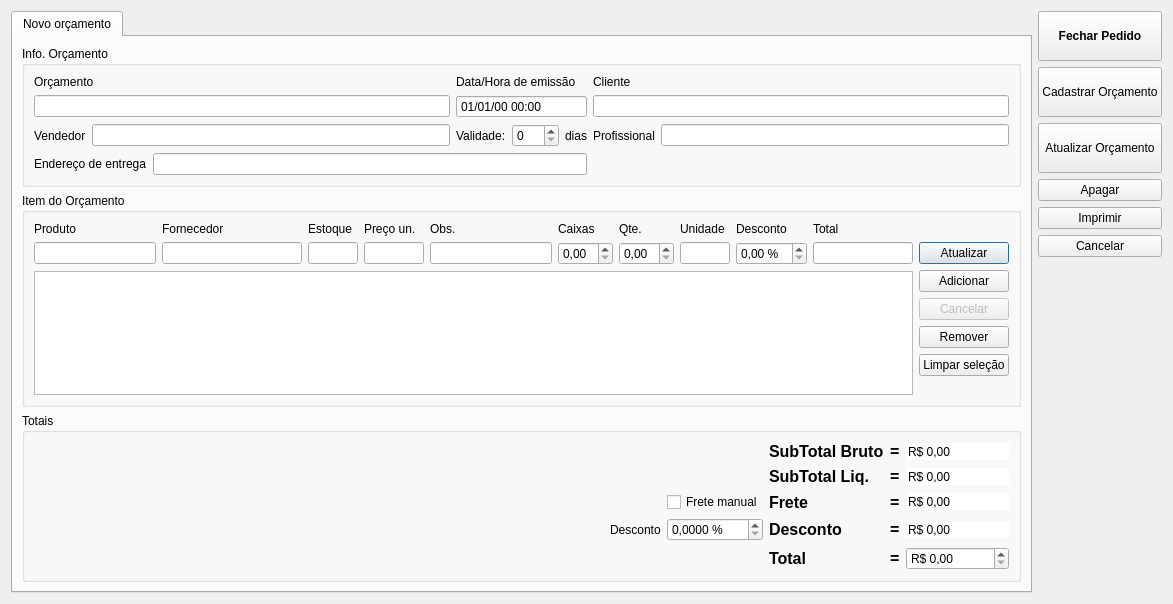
Old version of the form orcamento.ui in the repository lellisls/ERP-STACCATO.
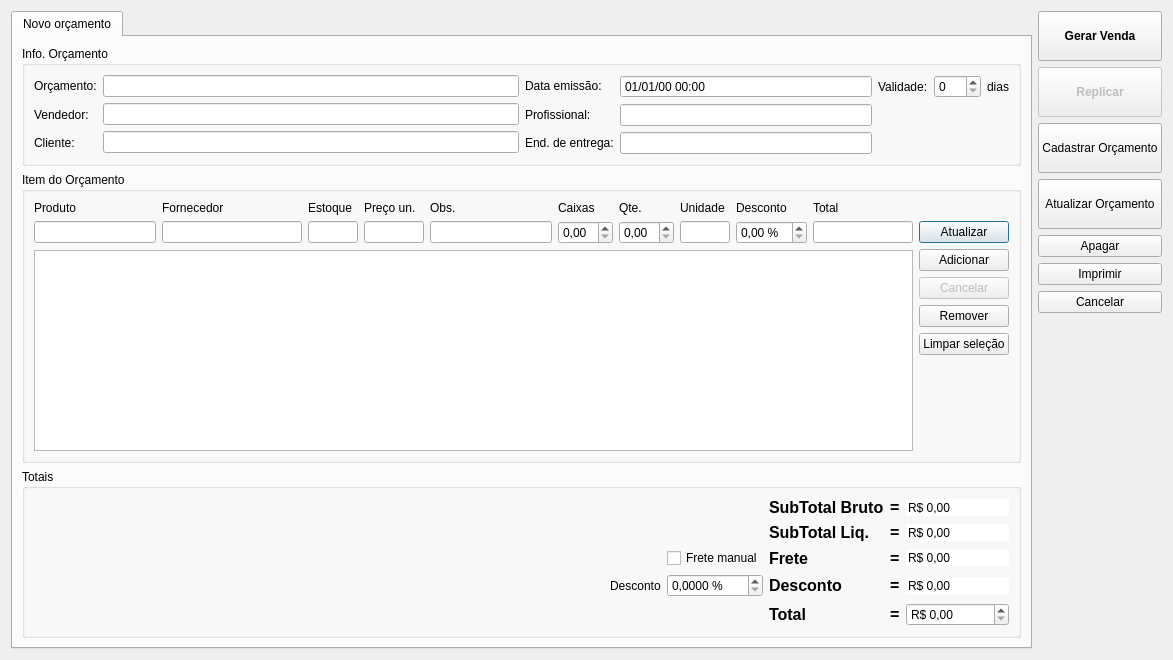
New version of the form. Custom widgets are drawn as their Qt base class.

Commit message: Começo da função Replicar Orçamento

Patch:
```diff
--- a/orcamento.ui
+++ b/orcamento.ui
@@ -10,7 +10,7 @@
     <x>0</x>
     <y>0</y>
     <width>1173</width>
-    <height>604</height>
+    <height>660</height>
    </rect>
   </property>
   <property name="windowTitle">
@@ -46,7 +46,41 @@
         <string>&lt;html&gt;&lt;head/&gt;&lt;body&gt;&lt;p&gt;Fechar orçamento e criar venda&lt;/p&gt;&lt;/body&gt;&lt;/html&gt;</string>
        </property>
        <property name="text">
-        <string>Fechar Pedido</string>
+        <string>Gerar Venda</string>
+       </property>
+       <property name="autoDefault">
+        <bool>false</bool>
+       </property>
+      </widget>
+     </item>
+     <item>
+      <widget class="QPushButton" name="pushButtonReplicar">
+       <property name="enabled">
+        <bool>false</bool>
+       </property>
+       <property name="sizePolicy">
+        <sizepolicy hsizetype="Minimum" vsizetype="Minimum">
+         <horstretch>0</horstretch>
+         <verstretch>0</verstretch>
+        </sizepolicy>
+       </property>
+       <property name="minimumSize">
+        <size>
+         <width>0</width>
+         <height>50</height>
+        </size>
+       </property>
+       <property name="font">
+        <font>
+         <weight>75</weight>
+         <bold>true</bold>
+        </font>
+       </property>
+       <property name="toolTip">
+        <string>&lt;html&gt;&lt;head/&gt;&lt;body&gt;&lt;p&gt;Fechar orçamento e criar venda&lt;/p&gt;&lt;/body&gt;&lt;/html&gt;</string>
+       </property>
+       <property name="text">
+        <string>Replicar</string>
        </property>
        <property name="autoDefault">
         <bool>false</bool>
@@ -179,9 +213,73 @@
           <string>Info. Orçamento</string>
          </property>
          <layout class="QGridLayout" name="gridLayout_3">
-          <item row="2" column="2">
+          <item row="0" column="0">
+           <layout class="QHBoxLayout" name="horizontalLayout">
+            <item>
+             <layout class="QVBoxLayout" name="verticalLayout_6">
+              <item>
+               <widget class="QLabel" name="labelOrcamento">
+                <property name="text">
+                 <string>Orçamento:</string>
+                </property>
+               </widget>
+              </item>
+              <item>
+               <widget class="QLabel" name="labelVendedor">
+                <property name="sizePolicy">
+                 <sizepolicy hsizetype="Fixed" vsizetype="Preferred">
+                  <horstretch>0</horstretch>
+                  <verstretch>0</verstretch>
+                 </sizepolicy>
+                </property>
+                <property name="text">
+                 <string>Vendedor:</string>
+                </property>
+               </widget>
+              </item>
+              <item>
+               <widget class="QLabel" name="labelCliente">
+                <property name="text">
+                 <string>Cliente:</string>
+                </property>
+               </widget>
+              </item>
+             </layout>
+            </item>
+            <item>
+             <layout class="QVBoxLayout" name="verticalLayout_4">
+              <item>
+               <widget class="QLineEdit" name="lineEditOrcamento">
+                <property name="toolTip">
+                 <string>&lt;html&gt;&lt;head/&gt;&lt;body&gt;&lt;p&gt;&lt;span style=&quot; font-weight:600;&quot;&gt;Código de Orçamento:&lt;/span&gt;&lt;/p&gt;&lt;p&gt;O código de orçamento é composto de:&lt;/p&gt;&lt;p&gt; * Sigla da loja &lt;/p&gt;&lt;p&gt; * Sigla do Vendedor&lt;/p&gt;&lt;p&gt; * Data (AAAAMMDD)&lt;/p&gt;&lt;p&gt; * Numero de Sequência (Hexadecimal) de 3 dígitos&lt;/p&gt;&lt;/body&gt;&lt;/html&gt;</string>
+                </property>
+                <property name="readOnly">
+                 <bool>true</bool>
+                </property>
+               </widget>
+              </item>
+              <item>
+               <widget class="ItemBox" name="itemBoxVendedor"/>
+              </item>
+              <item>
+               <widget class="ItemBox" name="itemBoxCliente"/>
+              </item>
+             </layout>
+            </item>
+           </layout>
+          </item>
+          <item row="0" column="1">
            <layout class="QHBoxLayout" name="horizontalLayout_2">
             <item>
+             <layout class="QVBoxLayout" name="verticalLayout_7">
+              <item>
+               <widget class="QLabel" name="labelDateTime">
+                <property name="text">
+                 <string>Data emissão:</string>
+                </property>
+               </widget>
+              </item>
+              <item>
              <widget class="QLabel" name="labelProfissional">
               <property name="sizePolicy">
                <sizepolicy hsizetype="Fixed" vsizetype="Preferred">
@@ -190,16 +288,28 @@
                </sizepolicy>
               </property>
               <property name="text">
-               <string>Profissional</string>
+                 <string>Profissional:</string>
               </property>
              </widget>
             </item>
             <item>
-             <widget class="ItemBox" name="itemBoxProfissional"/>
+               <widget class="QLabel" name="labelEndereco">
+                <property name="sizePolicy">
+                 <sizepolicy hsizetype="Fixed" vsizetype="Preferred">
+                  <horstretch>0</horstretch>
+                  <verstretch>0</verstretch>
+                 </sizepolicy>
+                </property>
+                <property name="text">
+                 <string>End. de entrega:</string>
+                </property>
+               </widget>
             </item>
            </layout>
           </item>
-          <item row="1" column="1">
+            <item>
+             <layout class="QGridLayout" name="gridLayout_5">
+              <item row="0" column="0">
            <widget class="QDateTimeEdit" name="dateTimeEdit">
             <property name="toolTip">
              <string>&lt;html&gt;&lt;head/&gt;&lt;body&gt;&lt;p&gt;Data/hora em que o orçamento foi criado pela primeira vez&lt;/p&gt;&lt;/body&gt;&lt;/html&gt;</string>
@@ -218,63 +328,13 @@
             </property>
            </widget>
           </item>
-          <item row="1" column="0">
-           <widget class="QLineEdit" name="lineEditOrcamento">
-            <property name="maximumSize">
-             <size>
-              <width>16777215</width>
-              <height>16777215</height>
-             </size>
-            </property>
-            <property name="toolTip">
-             <string>&lt;html&gt;&lt;head/&gt;&lt;body&gt;&lt;p&gt;&lt;span style=&quot; font-weight:600;&quot;&gt;Código de Orçamento:&lt;/span&gt;&lt;/p&gt;&lt;p&gt;O código de orçamento é composto de:&lt;/p&gt;&lt;p&gt; * Sigla da loja &lt;/p&gt;&lt;p&gt; * Sigla do Vendedor&lt;/p&gt;&lt;p&gt; * Data (AAAAMMDD)&lt;/p&gt;&lt;p&gt; * Numero de Sequência (Hexadecimal) de 3 dígitos&lt;/p&gt;&lt;/body&gt;&lt;/html&gt;</string>
-            </property>
-            <property name="readOnly">
-             <bool>true</bool>
-            </property>
-           </widget>
-          </item>
           <item row="2" column="0">
-           <layout class="QHBoxLayout" name="horizontalLayout">
-            <item>
-             <widget class="QLabel" name="labelVendedor">
-              <property name="sizePolicy">
-               <sizepolicy hsizetype="Fixed" vsizetype="Preferred">
-                <horstretch>0</horstretch>
-                <verstretch>0</verstretch>
-               </sizepolicy>
-              </property>
-              <property name="text">
-               <string>Vendedor</string>
-              </property>
-             </widget>
-            </item>
-            <item>
-             <widget class="ItemBox" name="itemBoxVendedor"/>
-            </item>
-           </layout>
-          </item>
-          <item row="3" column="0" colspan="2">
-           <layout class="QHBoxLayout" name="horizontalLayout_4">
-            <item>
-             <widget class="QLabel" name="labelEndereco">
-              <property name="sizePolicy">
-               <sizepolicy hsizetype="Fixed" vsizetype="Preferred">
-                <horstretch>0</horstretch>
-                <verstretch>0</verstretch>
-               </sizepolicy>
-              </property>
-              <property name="text">
-               <string>Endereço de entrega</string>
-              </property>
-             </widget>
-            </item>
-            <item>
+               <widget class="ItemBox" name="itemBoxProfissional"/>
+              </item>
+              <item row="3" column="0">
              <widget class="ItemBox" name="itemBoxEndereco"/>
             </item>
-           </layout>
-          </item>
-          <item row="2" column="1">
+              <item row="0" column="1">
            <layout class="QHBoxLayout" name="horizontalLayout_3">
             <item>
              <widget class="QLabel" name="labelValidade">
@@ -311,29 +371,9 @@
             </item>
            </layout>
           </item>
-          <item row="0" column="2">
-           <widget class="QLabel" name="labelCliente">
-            <property name="text">
-             <string>Cliente</string>
-            </property>
-           </widget>
-          </item>
-          <item row="0" column="1">
-           <widget class="QLabel" name="labelDateTime">
-            <property name="text">
-             <string>Data/Hora de emissão</string>
-            </property>
-           </widget>
-          </item>
-          <item row="0" column="0">
-           <widget class="QLabel" name="labelOrcamento">
-            <property name="text">
-             <string>Orçamento</string>
-            </property>
-           </widget>
-          </item>
-          <item row="1" column="2">
-           <widget class="ItemBox" name="itemBoxCliente"/>
+             </layout>
+            </item>
+           </layout>
           </item>
          </layout>
         </widget>
```
Left out of the diff: 14 changed lines with no effect on the pictures. Lines whose indentation alone changed are shown as unchanged. The commit also changes 2 other files.
